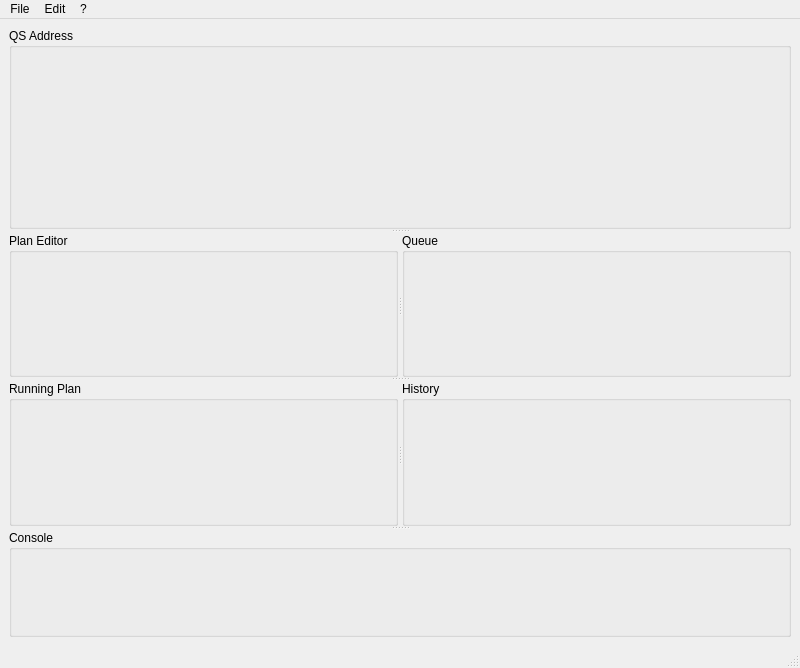
This is src/QSviz/resources/mainwindow.ui in BCDA-APS/QSview as Qt 5 draws it before an edit. The edited form follows.
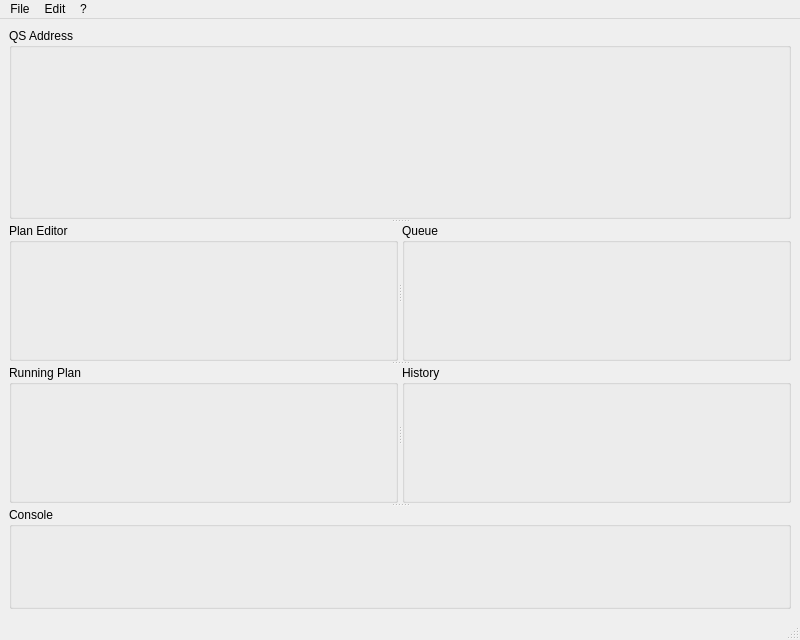
This is the edited form.

Commit message:
Fix LED icon loading by ensuring resources_rc import
- Add noqa: F401 comment to prevent linter from removing the import
- The import is needed for its side effect: registers Qt resources
- Regenerate resources_rc.py with proper docstrings
- Without this import, LED pixmaps fail to load (null pixmap errors)

What changed in the file:
```diff
--- a/src/QSviz/resources/mainwindow.ui
+++ b/src/QSviz/resources/mainwindow.ui
@@ -7,7 +7,7 @@
     <x>0</x>
     <y>0</y>
     <width>800</width>
-    <height>668</height>
+    <height>640</height>
    </rect>
   </property>
   <property name="windowTitle">
```
Left out of the diff: 64 changed lines with no effect on the pictures. The commit also changes 2 other files.
